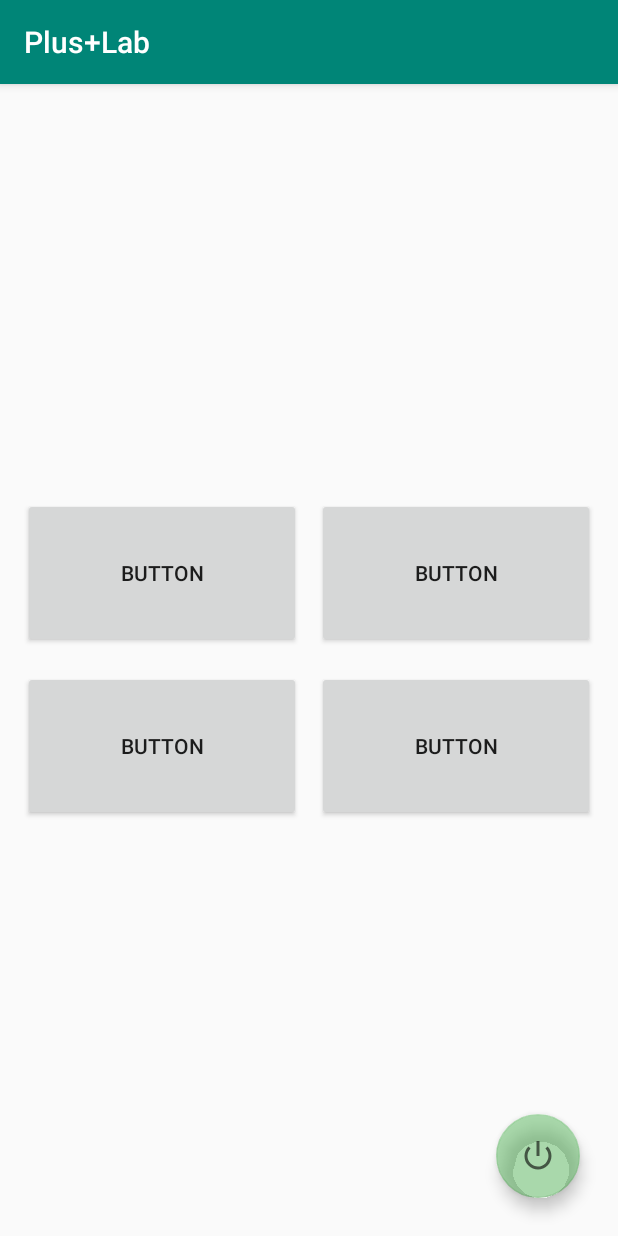
After one commit to gama12345/PlusLab, an Android app: the MenuPrincipal screen opened directly, with no data from a screen before it, on a phone screen of 412 x 824 dp. The commit adds this screen. Run offline under Robolectric (Android 15) with nearby library versions, the phone set to English and light mode, and no system bars.

Commit message:
Interfaz menu principal e intents, recordar login

```diff
--- a/app/src/main/AndroidManifest.xml
+++ b/app/src/main/AndroidManifest.xml
@@ -9,7 +9,8 @@
         android:roundIcon="@mipmap/ic_launcher_round"
         android:supportsRtl="true"
         android:theme="@style/AppTheme">
-        <activity android:name=".RegistrarPacienteActivity"></activity>
+        <activity android:name=".MenuPrincipal"></activity>
+        <activity android:name=".RegistrarPacienteActivity" />
         <activity android:name=".InicioSesionActivity" />
         <activity android:name=".MainActivity">
             <intent-filter>
--- /dev/null
+++ b/app/src/main/java/com/example/pluslab/MenuPrincipal.java
@@ -0,0 +1,36 @@
+package com.example.pluslab;
+
+import androidx.appcompat.app.AppCompatActivity;
+
+import android.content.Intent;
+import android.database.sqlite.SQLiteDatabase;
+import android.os.Bundle;
+import android.view.View;
+
+import com.google.android.material.floatingactionbutton.FloatingActionButton;
+
+public class MenuPrincipal extends AppCompatActivity {
+
+    @Override
+    protected void onCreate(Bundle savedInstanceState) {
+        super.onCreate(savedInstanceState);
+        setContentView(R.layout.menu_principal_activity);
+        configurarBtnFlotante();
+    }
+
+    void configurarBtnFlotante(){
+        FloatingActionButton salir = findViewById(R.id.floatingActionButton);
+        salir.setOnClickListener(new View.OnClickListener() {
+            @Override
+            public void onClick(View view) {
+                HelperSQLite helper = new HelperSQLite(MenuPrincipal.this,"SQLite", null, 1);
+                SQLiteDatabase bd = helper.getWritableDatabase();
+                String[] args = {MainActivity.emailUsuario};
+                bd.delete("usuario","correo_electronico = ?",args);
+                Intent intent = new Intent(MenuPrincipal.this, MainActivity.class);
+                intent.setFlags(Intent.FLAG_ACTIVITY_NEW_TASK | Intent.FLAG_ACTIVITY_CLEAR_TASK);
+                MenuPrincipal.this.startActivity(intent);
+            }
+        });
+    }
+}
--- a/app/src/main/java/com/example/pluslab/RegistrarPacienteActivity.java
+++ b/app/src/main/java/com/example/pluslab/RegistrarPacienteActivity.java
@@ -102,7 +102,7 @@ public class RegistrarPacienteActivity extends AppCompatActivity {
         @Override
         public void onClick(View view) {
             Intent intent = new Intent(RegistrarPacienteActivity.this, MainActivity.class);
-            intent.setFlags(intent.getFlags() | Intent.FLAG_ACTIVITY_NO_HISTORY);
+            intent.setFlags(Intent.FLAG_ACTIVITY_NEW_TASK | Intent.FLAG_ACTIVITY_CLEAR_TASK);
             RegistrarPacienteActivity.this.startActivity(intent);
         }
     };
--- /dev/null
+++ b/app/src/main/res/layout/menu_principal_activity.xml
@@ -0,0 +1,86 @@
+<?xml version="1.0" encoding="utf-8"?>
+<androidx.constraintlayout.widget.ConstraintLayout xmlns:android="http://schemas.android.com/apk/res/android"
+    xmlns:app="http://schemas.android.com/apk/res-auto"
+    xmlns:tools="http://schemas.android.com/tools"
+    android:layout_width="match_parent"
+    android:layout_height="match_parent"
+    tools:context=".MenuPrincipal">
+
+    <com.google.android.material.floatingactionbutton.FloatingActionButton
+        android:id="@+id/floatingActionButton"
+        android:layout_width="wrap_content"
+        android:layout_height="wrap_content"
+        android:layout_marginEnd="25dp"
+        android:layout_marginBottom="25dp"
+        android:clickable="true"
+        app:backgroundTint="#774CAF50"
+        app:layout_constraintBottom_toBottomOf="parent"
+        app:layout_constraintEnd_toEndOf="parent"
+        app:srcCompat="@android:drawable/ic_lock_power_off" />
+
+    <ScrollView
+        android:id="@+id/scrollView2"
+        android:layout_width="match_parent"
+        android:layout_height="match_parent">
+
+        <LinearLayout
+            android:layout_width="match_parent"
+            android:layout_height="wrap_content"
+            android:layout_gravity="center"
+            android:layout_marginLeft="15dp"
+            android:layout_marginRight="15dp"
+            android:orientation="vertical">
+
+            <LinearLayout
+                android:layout_width="match_parent"
+                android:layout_height="wrap_content"
+                android:layout_marginBottom="15dp"
+                android:orientation="horizontal">
+
+                <Button
+                    android:id="@+id/button"
+                    android:layout_width="wrap_content"
+                    android:layout_height="wrap_content"
+                    android:layout_marginRight="5dp"
+                    android:layout_weight="1"
+                    android:minHeight="100dp"
+                    android:text="Button" />
+
+                <Button
+                    android:id="@+id/button2"
+                    android:layout_width="wrap_content"
+                    android:layout_height="wrap_content"
+                    android:layout_marginLeft="5dp"
+                    android:layout_weight="1"
+                    android:minHeight="100dp"
+                    android:text="Button" />
+            </LinearLayout>
+
+            <LinearLayout
+                android:layout_width="match_parent"
+                android:layout_height="wrap_content"
+                android:orientation="horizontal">
+
+                <Button
+                    android:id="@+id/button3"
+                    android:layout_width="wrap_content"
+                    android:layout_height="wrap_content"
+                    android:layout_marginRight="5dp"
+                    android:layout_weight="1"
+                    android:minHeight="100dp"
+                    android:text="Button" />
+
+                <Button
+                    android:id="@+id/button4"
+                    android:layout_width="wrap_content"
+                    android:layout_height="wrap_content"
+                    android:layout_marginLeft="5dp"
+                    android:layout_weight="1"
+                    android:minHeight="100dp"
+                    android:text="Button" />
+            </LinearLayout>
+
+        </LinearLayout>
+    </ScrollView>
+
+</androidx.constraintlayout.widget.ConstraintLayout>
```
Also changed, not shown: app/src/main/java/com/example/pluslab/HelperSQLite.java (added, +28 -0 lines), app/src/main/java/com/example/pluslab/InicioSesionActivity.java (+11 -2 lines), app/src/main/java/com/example/pluslab/MainActivity.java (+34 -1 lines).
